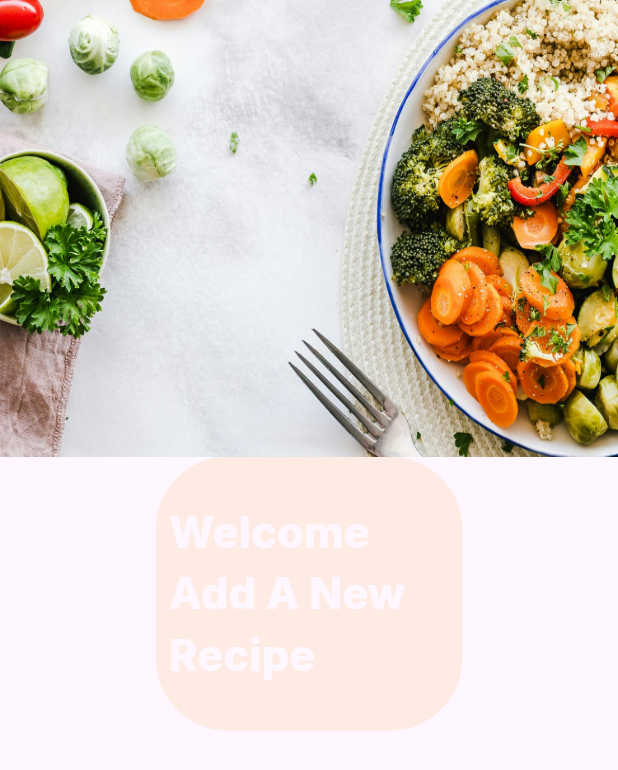
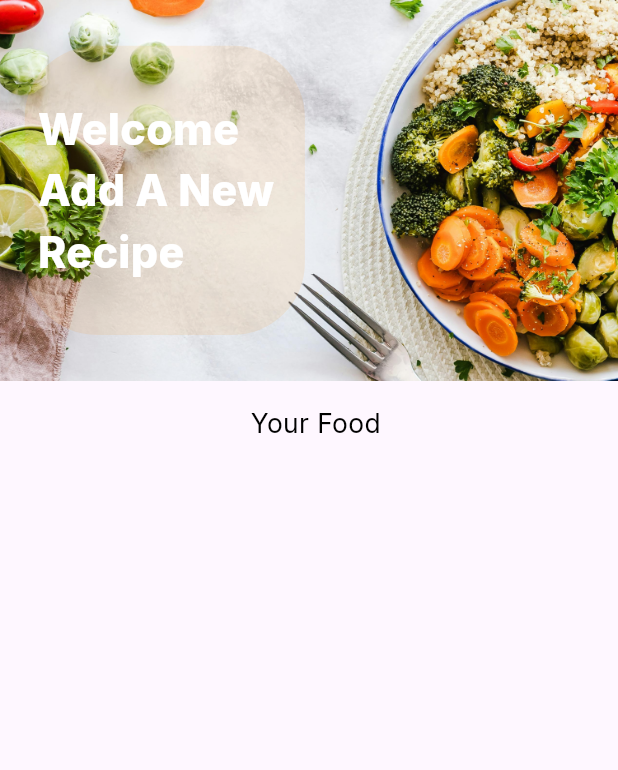
Before and after one commit to SalahHassan202/meals_app_flutter, a Flutter app: the HomeScreen screen opened by its route, on a phone screen of 412 x 824 dp. Shown: the top 770 px of the screen. Run offline on Flutter 3.47's test engine with Material 3 defaults, Android fonts, the phone set to English and light mode, and no system bars; our stand-ins replace carousel_slider, dots_indicator, flutter_screenutil, go_router, google_fonts, shared_preferences; accounts and stored records are empty.

Commit message:
update custom top ho,e part widget && home screen

```diff
--- a/lib/features/home_screen/home_screen.dart
+++ b/lib/features/home_screen/home_screen.dart
@@ -1,8 +1,8 @@
 import 'package:flutter/material.dart';
 import 'package:flutter_screenutil/flutter_screenutil.dart';
-import 'package:meals_app/core/styles/app_assets.dart';
-import 'package:meals_app/core/styles/app_colors.dart';
 import 'package:meals_app/core/styles/app_text_style.dart';
+import 'package:meals_app/core/widgets/spacing_widget.dart';
+import 'package:meals_app/features/home_screen/widgets/custom_top_home_part.dart';
 
 class HomeScreen extends StatefulWidget {
   const HomeScreen({super.key});
@@ -16,39 +16,22 @@ class _HomeScreenState extends State<HomeScreen> {
   Widget build(BuildContext context) {
     return SafeArea(
       child: Scaffold(
-        body: Stack(
+        body: Column(
           children: [
+            CustomTopHomePartWidget(),
+            HightSpace(16),
             Column(
+              crossAxisAlignment: CrossAxisAlignment.start,
               children: [
-                Image.asset(
-                  AppAssets.topPicHomeScreen,
-                  width: double.infinity,
-                  height: 300.h,
-                  fit: BoxFit.fill,
-                ),
-                Positioned(
-                  left: 15.w,
-                  top: 30.h,
-                  bottom: 30.h,
-                  child: Opacity(
-                    opacity: 0.1,
-                    child: Container(
-                      width: 186.w,
-                      height: 180.h,
-                      padding: EdgeInsets.all(8.sp),
-                      decoration: BoxDecoration(
-                        color: AppColors.primaryColor,
-                        borderRadius: BorderRadius.circular(48),
-                      ),
-                      alignment: Alignment.center,
-                      child: Text(
-                        "Welcome Add A New Recipe",
-                        textAlign: TextAlign.left,
-                        style: AppTextStyle.onBoardingPrimaryStyle,
-                      ),
-                    ),
+                Padding(
+                  padding: EdgeInsets.only(left: 8.sp),
+                  child: Text(
+                    "Your Food",
+                    style: AppTextStyle.black16Medium,
+                    textAlign: TextAlign.start,
                   ),
                 ),
+                HightSpace(24),
               ],
             ),
           ],
--- a/lib/features/home_screen/widgets/custom_top_home_part.dart
+++ b/lib/features/home_screen/widgets/custom_top_home_part.dart
@@ -14,21 +14,20 @@ class CustomTopHomePartWidget extends StatelessWidget {
         Image.asset(
           AppAssets.topPicHomeScreen,
           width: double.infinity,
-          height: 300.h,
+          height: 250.h,
           fit: BoxFit.fill,
         ),
         Positioned(
           left: 15.w,
           top: 30.h,
           bottom: 30.h,
-          child: Opacity(
-            opacity: 0.1,
           child: Container(
-              width: 186.w,
-              height: 180.h,
+            width: 170.w,
+            height: 150.h,
             padding: EdgeInsets.all(8.sp),
             decoration: BoxDecoration(
-                color: AppColors.primaryColor,
+              // ignore: deprecated_member_use
+              color: AppColors.primaryColor.withOpacity(.1),
               borderRadius: BorderRadius.circular(48),
             ),
             alignment: Alignment.center,
@@ -39,7 +38,6 @@ class CustomTopHomePartWidget extends StatelessWidget {
             ),
           ),
         ),
-        ),
       ],
     );
   }
```
Lines whose indentation alone changed are shown as unchanged.
